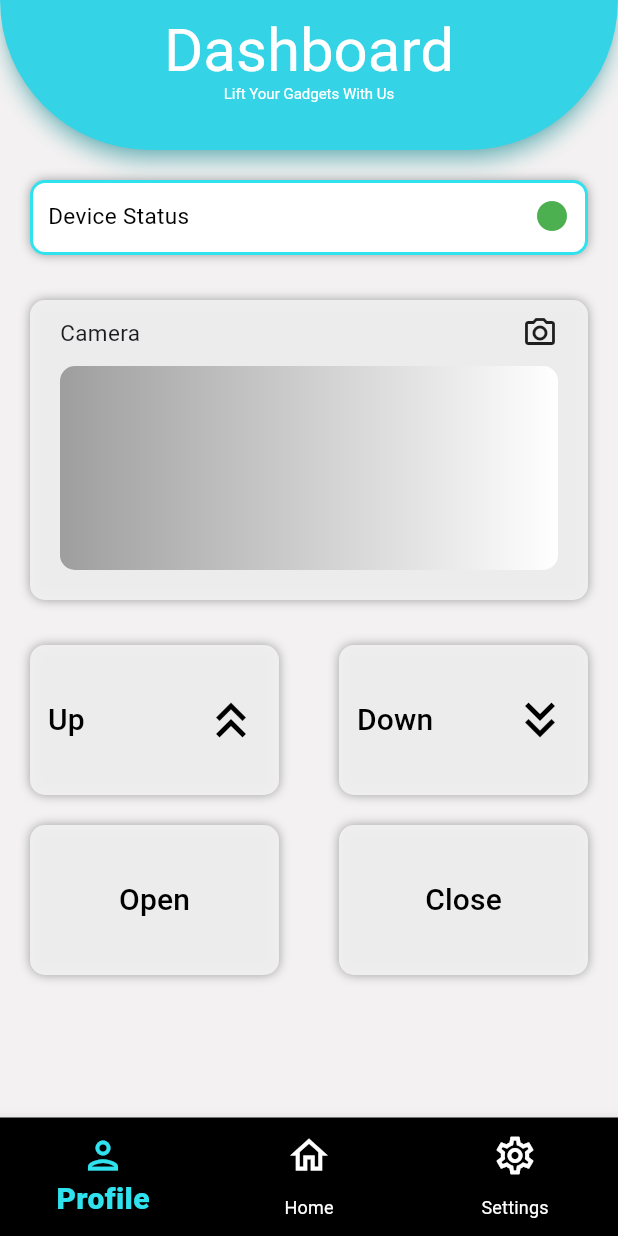
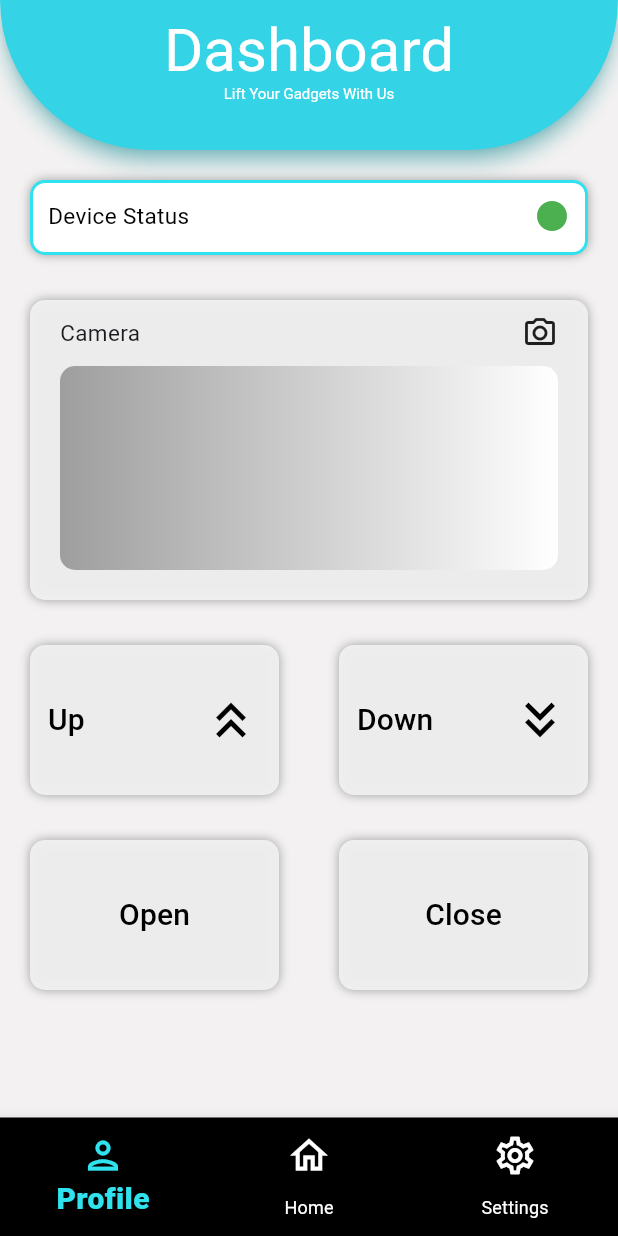
Before and after one commit to younes-damouna/gad-lift, a Flutter app: the screen it shows after launch, on a phone screen of 412 x 824 dp. Run offline on Flutter 3.47's test engine with Material 3 defaults, Android fonts, the phone set to English and light mode, and no system bars; our stand-ins replace google_fonts.

Commit message:
frontend: fixed alignment of close and open buttons in dashboardScreen

```diff
--- a/mobile_app/lib/widgets/common/custom_text_button.widget.dart
+++ b/mobile_app/lib/widgets/common/custom_text_button.widget.dart
@@ -14,7 +14,7 @@ class _CustomTextButtonState extends State<CustomTextButton> {
   @override
   Widget build(BuildContext context) {
     return Container(
-      margin: const EdgeInsets.symmetric(vertical: 10, horizontal: 20),
+      margin: const EdgeInsets.symmetric(vertical: 20, horizontal: 20),
       width: (MediaQuery.of(context).size.width / 2) - 40,
       height: 100,
       decoration: const BoxDecoration(
```
